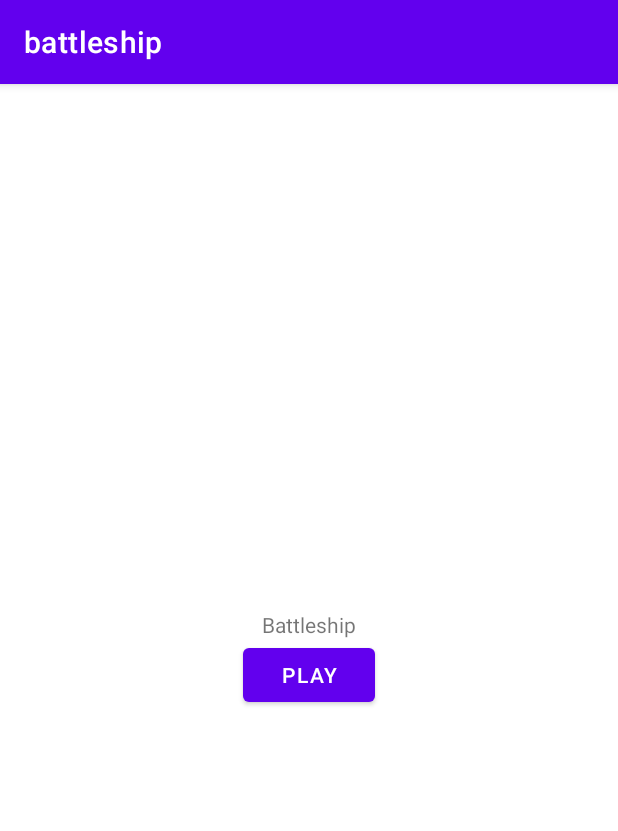
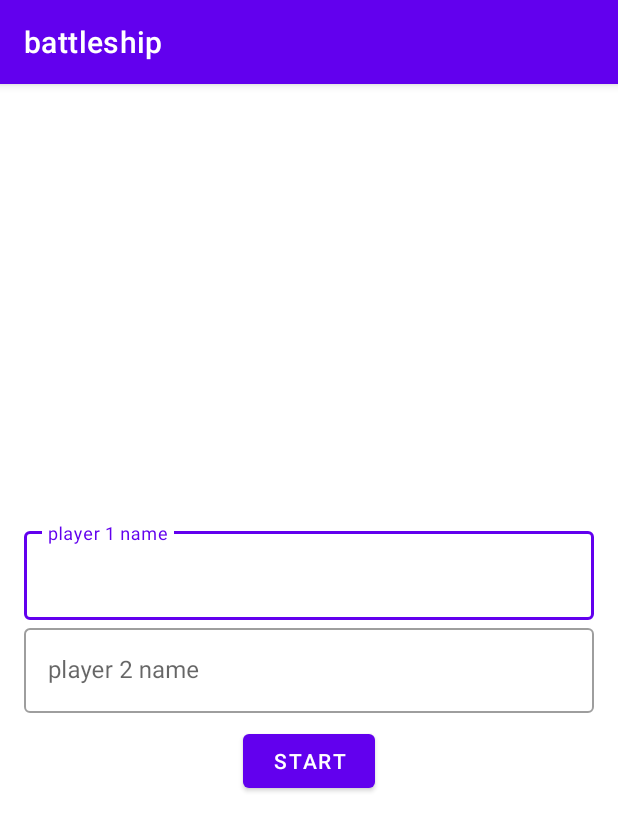
Before and after one commit to FrankMejzlik/battleship-android, an Android app: the SetPlayersActivity screen opened directly, with no data from a screen before it, on a phone screen of 412 x 824 dp. Shown: the top 831 px of the screen. Run offline under Robolectric (Android 15) with nearby library versions, the phone set to English and light mode, and no system bars.

Commit message:
Add names bars to activity_set_players.

```diff
--- a/app/src/main/java/com/example/battleship/SetPlayersActivity.kt
+++ b/app/src/main/java/com/example/battleship/SetPlayersActivity.kt
@@ -8,9 +8,9 @@ import androidx.appcompat.app.AppCompatActivity
 class SetPlayersActivity : AppCompatActivity() {
     override fun onCreate(savedInstanceState: Bundle?) {
         super.onCreate(savedInstanceState)
-        setContentView(R.layout.activity_main)
+        setContentView(R.layout.activity_set_players)
 
-        findViewById<Button>(R.id.btn_main_play).setOnClickListener {
+        findViewById<Button>(R.id.btn_start).setOnClickListener {
             // set listener (Toast)
             // and show
             Toast.makeText(this, "Game over", Toast.LENGTH_LONG).show()
--- a/app/src/main/res/layout/activity_main.xml
+++ b/app/src/main/res/layout/activity_main.xml
@@ -10,7 +10,7 @@
         android:id="@+id/txt_main_battleship"
         android:layout_width="wrap_content"
         android:layout_height="wrap_content"
-        android:text="Battleship"
+        android:text="@string/app_name"
         app:layout_constraintBottom_toTopOf="@id/btn_main_play"
         app:layout_constraintLeft_toLeftOf="parent"
         app:layout_constraintRight_toRightOf="parent"
--- /dev/null
+++ b/app/src/main/res/layout/activity_set_players.xml
@@ -0,0 +1,18 @@
+<?xml version="1.0" encoding="utf-8"?>
+<androidx.coordinatorlayout.widget.CoordinatorLayout xmlns:android="http://schemas.android.com/apk/res/android"
+    xmlns:app="http://schemas.android.com/apk/res-auto"
+    xmlns:tools="http://schemas.android.com/tools"
+    android:layout_width="match_parent"
+    android:layout_height="match_parent"
+    tools:context=".SetPlayersActivity">
+
+    <com.google.android.material.appbar.AppBarLayout
+        android:layout_width="match_parent"
+        android:layout_height="wrap_content"
+        android:theme="@style/Theme.Battleship.AppBarOverlay">
+
+    </com.google.android.material.appbar.AppBarLayout>
+
+    <include layout="@layout/content_set_players" />
+
+</androidx.coordinatorlayout.widget.CoordinatorLayout>
--- /dev/null
+++ b/app/src/main/res/layout/content_set_players.xml
@@ -0,0 +1,58 @@
+<?xml version="1.0" encoding="utf-8"?>
+<androidx.constraintlayout.widget.ConstraintLayout xmlns:android="http://schemas.android.com/apk/res/android"
+    xmlns:app="http://schemas.android.com/apk/res-auto"
+    android:layout_width="match_parent"
+    android:layout_height="match_parent"
+    xmlns:tools="http://schemas.android.com/tools"
+    android:layout_margin="16dp"
+    app:layout_behavior="@string/appbar_scrolling_view_behavior" >
+
+    <com.google.android.material.textfield.TextInputLayout
+        android:id="@+id/txt_username1"
+        style="@style/Widget.MaterialComponents.TextInputLayout.OutlinedBox"
+        android:layout_width="match_parent"
+        android:layout_height="wrap_content"
+        android:hint="@string/hint_username1"
+        app:endIconMode="clear_text"
+        app:layout_constraintBottom_toTopOf="@id/txt_username2"
+        app:layout_constraintEnd_toEndOf="parent"
+        app:layout_constraintStart_toStartOf="parent"
+        app:layout_constraintTop_toTopOf="parent"
+        app:layout_constraintVertical_chainStyle="packed">
+
+        <com.google.android.material.textfield.TextInputEditText
+            android:layout_width="match_parent"
+            android:layout_height="59dp" />
+
+    </com.google.android.material.textfield.TextInputLayout>
+
+    <com.google.android.material.textfield.TextInputLayout
+        android:id="@+id/txt_username2"
+        style="@style/Widget.MaterialComponents.TextInputLayout.OutlinedBox"
+        android:layout_width="match_parent"
+        android:layout_height="wrap_content"
+        android:hint="@string/hint_username2"
+        app:endIconMode="clear_text"
+        app:layout_constraintBottom_toTopOf="@id/btn_start"
+        app:layout_constraintEnd_toEndOf="parent"
+        app:layout_constraintStart_toStartOf="parent"
+        app:layout_constraintTop_toBottomOf="@id/txt_username1"
+        app:layout_constraintVertical_chainStyle="packed">
+
+        <com.google.android.material.textfield.TextInputEditText
+            android:layout_width="match_parent"
+            android:layout_height="wrap_content" />
+
+    </com.google.android.material.textfield.TextInputLayout>
+
+    <com.google.android.material.button.MaterialButton
+        android:id="@+id/btn_start"
+        android:layout_width="wrap_content"
+        android:layout_height="wrap_content"
+        android:layout_marginTop="8dp"
+        android:text="Start"
+        app:layout_constraintBottom_toBottomOf="parent"
+        app:layout_constraintEnd_toEndOf="parent"
+        app:layout_constraintStart_toStartOf="parent"
+        app:layout_constraintTop_toBottomOf="@id/txt_username2" />
+</androidx.constraintlayout.widget.ConstraintLayout>
--- a/app/src/main/res/values/strings.xml
+++ b/app/src/main/res/values/strings.xml
@@ -1,3 +1,5 @@
 <resources>
     <string name="app_name">battleship</string>
+    <string name="hint_username1">player 1 name</string>
+    <string name="hint_username2">player 2 name</string>
 </resources>
--- a/app/src/main/res/values/themes.xml
+++ b/app/src/main/res/values/themes.xml
@@ -13,4 +13,8 @@
         <item name="android:statusBarColor" tools:targetApi="l">?attr/colorPrimaryVariant</item>
         <!-- Customize your theme here. -->
     </style>
+
+    <style name="Theme.Battleship.AppBarOverlay" parent="ThemeOverlay.AppCompat.Dark.ActionBar" />
+
+    <style name="Theme.MyApplication.PopupOverlay" parent="ThemeOverlay.AppCompat.Light" />
 </resources>
```
